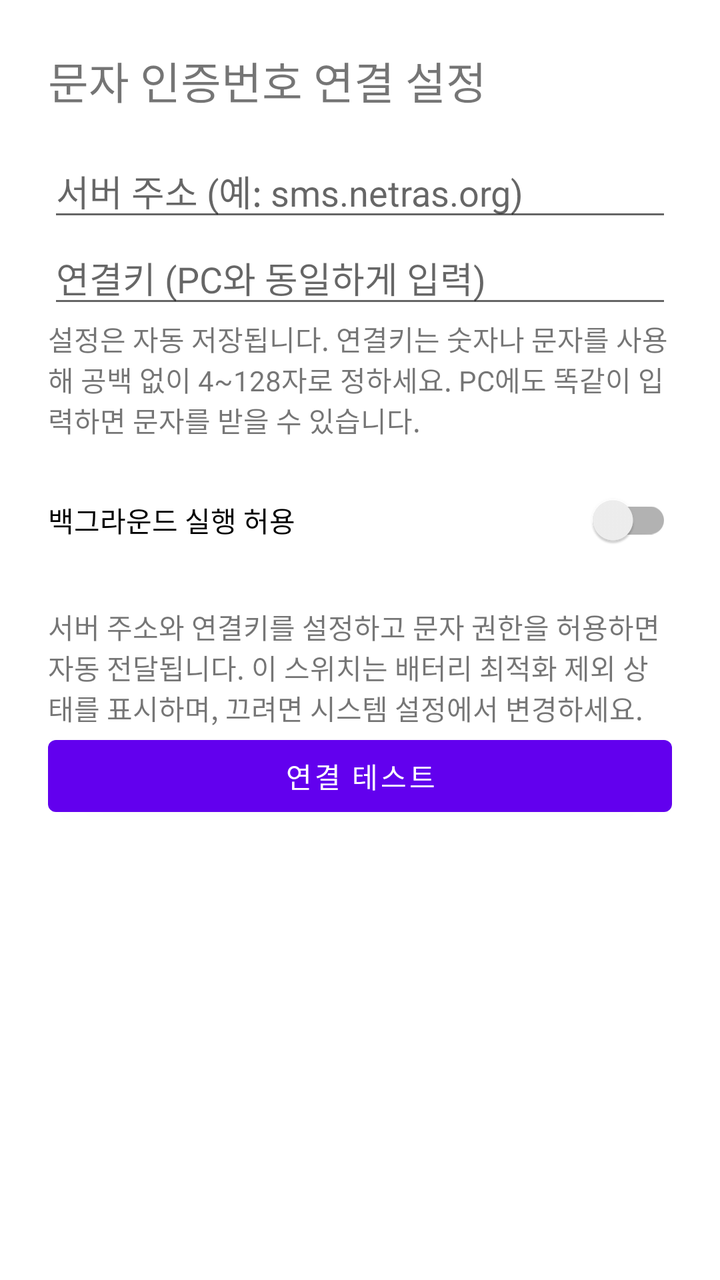
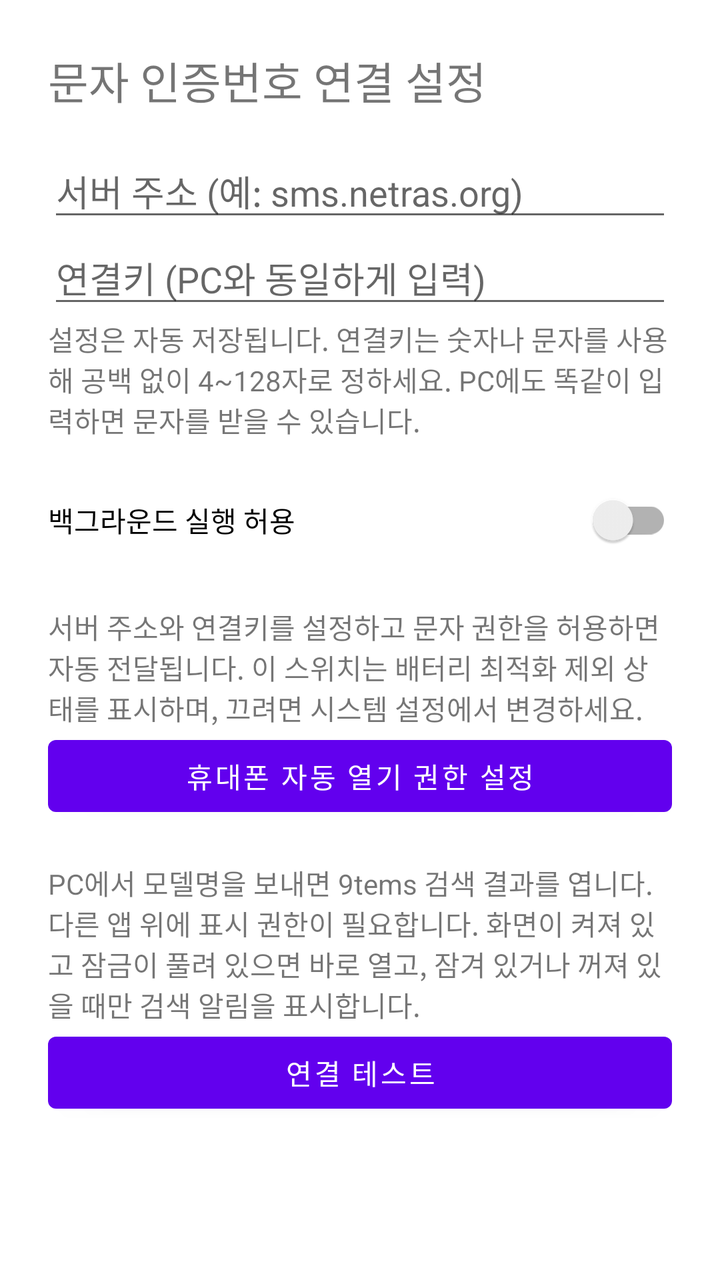

An Android layout rendered at two revisions. The XML below is the earlier revision; the diff shows what the commit changed to produce the second picture.
<!-- AndroidManifest.xml: application theme Theme.TextAutomation -->
<!-- res/layout/activity_main.xml -->
<?xml version="1.0" encoding="utf-8"?>
<ScrollView xmlns:android="http://schemas.android.com/apk/res/android"
    android:layout_width="match_parent"
    android:layout_height="match_parent">
    <LinearLayout
        android:layout_width="match_parent"
        android:layout_height="wrap_content"
        android:orientation="vertical"
        android:padding="24dp">
        <TextView
            android:layout_width="match_parent"
            android:layout_height="wrap_content"
            android:text="문자 인증번호 연결 설정"
            android:textSize="22sp" />
        <EditText
            android:id="@+id/host_address_input"
            android:layout_width="match_parent"
            android:layout_height="wrap_content"
            android:layout_marginTop="16dp"
            android:hint="서버 주소 (예: sms.netras.org)"
            android:inputType="textUri"
            android:singleLine="true" />
        <EditText
            android:id="@+id/pairing_key_input"
            android:layout_width="match_parent"
            android:layout_height="wrap_content"
            android:hint="연결키 (PC와 동일하게 입력)"
            android:inputType="textPassword"
            android:singleLine="true"
            android:importantForAutofill="no" />
        <TextView
            android:layout_width="match_parent"
            android:layout_height="wrap_content"
            android:text="설정은 자동 저장됩니다. 연결키는 숫자나 문자를 사용해 공백 없이 4~128자로 정하세요. PC에도 똑같이 입력하면 문자를 받을 수 있습니다." />
        <androidx.appcompat.widget.SwitchCompat
            android:id="@+id/background_switch"
            android:layout_width="match_parent"
            android:layout_height="wrap_content"
            android:layout_marginTop="16dp"
            android:text="백그라운드 실행 허용" />
        <TextView
            android:id="@+id/background_status"
            android:layout_width="match_parent"
            android:layout_height="wrap_content" />
        <TextView
            android:layout_width="match_parent"
            android:layout_height="wrap_content"
            android:text="서버 주소와 연결키를 설정하고 문자 권한을 허용하면 자동 전달됩니다. 이 스위치는 배터리 최적화 제외 상태를 표시하며, 끄려면 시스템 설정에서 변경하세요." />
        <Button
            android:id="@+id/test_button"
            android:layout_width="match_parent"
            android:layout_height="wrap_content"
            android:text="연결 테스트" />
    </LinearLayout>
</ScrollView>
<!-- resources referenced by this layout -->
<resources>
  <style name="Theme.TextAutomation" parent="Theme.MaterialComponents.DayNight.NoActionBar" />
</resources>

<!-- the commit's change to res/layout/activity_main.xml (unified diff, before → after) -->
@@ -47,6 +47,19 @@
             android:layout_height="wrap_content"
             android:text="서버 주소와 연결키를 설정하고 문자 권한을 허용하면 자동 전달됩니다. 이 스위치는 배터리 최적화 제외 상태를 표시하며, 끄려면 시스템 설정에서 변경하세요." />
         <Button
+            android:id="@+id/allow_auto_open"
+            android:layout_width="match_parent"
+            android:layout_height="wrap_content"
+            android:text="휴대폰 자동 열기 권한 설정" />
+        <TextView
+            android:id="@+id/search_status"
+            android:layout_width="match_parent"
+            android:layout_height="wrap_content" />
+        <TextView
+            android:layout_width="match_parent"
+            android:layout_height="wrap_content"
+            android:text="PC에서 모델명을 보내면 9tems 검색 결과를 엽니다. 다른 앱 위에 표시 권한이 필요합니다. 화면이 켜져 있고 잠금이 풀려 있으면 바로 열고, 잠겨 있거나 꺼져 있을 때만 검색 알림을 표시합니다." />
+        <Button
             android:id="@+id/test_button"
             android:layout_width="match_parent"
             android:layout_height="wrap_content"
